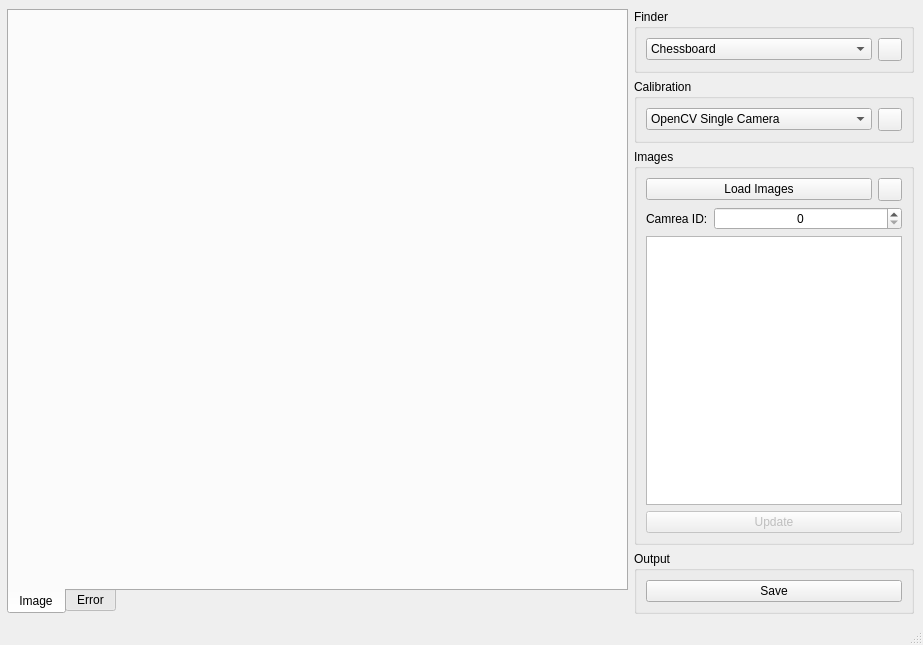
xalpha/iris, file app/ui/IrisCC.ui: the form before one commit.
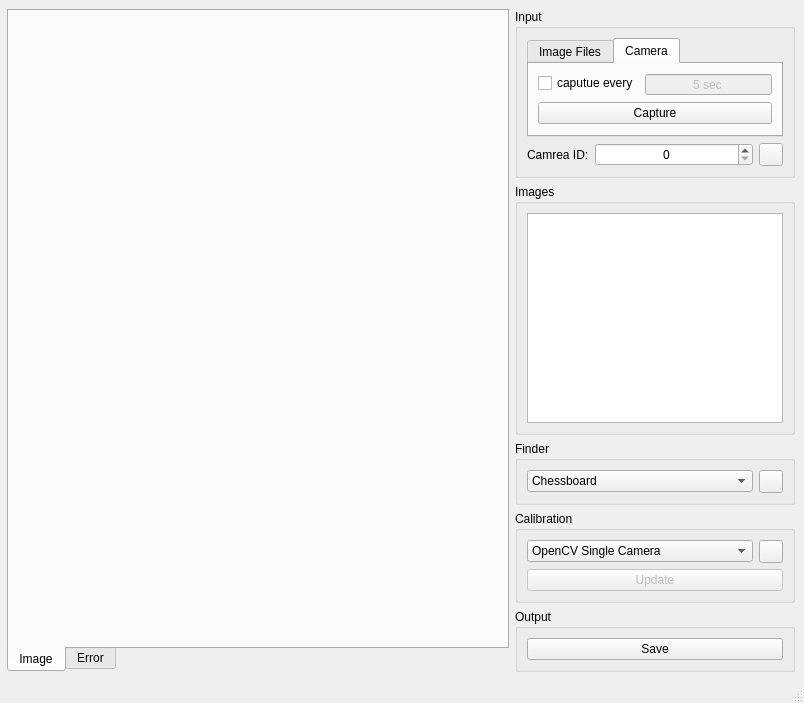
The form after the commit. The open tabs and pages were chosen to show the change. Icons and pictures are not drawn. Custom widgets are drawn as their Qt base class.

Commit message: initial work to have IrisCC capture images directly from connected camera

Diff of the .ui file:
```diff
--- a/app/ui/IrisCC.ui
+++ b/app/ui/IrisCC.ui
@@ -6,8 +6,8 @@
    <rect>
     <x>0</x>
     <y>0</y>
-    <width>923</width>
-    <height>645</height>
+    <width>804</width>
+    <height>703</height>
    </rect>
   </property>
   <property name="sizePolicy">
@@ -98,94 +98,115 @@
     <item>
      <layout class="QVBoxLayout" name="verticalLayout">
       <item>
-       <widget class="QGroupBox" name="groupBox">
+       <widget class="QGroupBox" name="groupBox_5">
         <property name="title">
-         <string>Finder</string>
+         <string>Input</string>
         </property>
-        <layout class="QHBoxLayout" name="horizontalLayout_11">
+        <layout class="QVBoxLayout" name="verticalLayout_3">
          <item>
-          <widget class="QComboBox" name="select_finder">
-           <item>
-            <property name="text">
-             <string>Chessboard</string>
-            </property>
-           </item>
-          </widget>
-         </item>
-         <item>
-          <widget class="QToolButton" name="configure_finder">
-           <property name="enabled">
-            <bool>true</bool>
+          <widget class="QTabWidget" name="input">
+           <property name="sizePolicy">
+            <sizepolicy hsizetype="Minimum" vsizetype="Minimum">
+             <horstretch>0</horstretch>
+             <verstretch>0</verstretch>
+            </sizepolicy>
            </property>
-           <property name="text">
-            <string/>
+           <property name="currentIndex">
+            <number>0</number>
            </property>
-           <property name="icon">
-            <iconset resource="../res/IrisCC.qrc">
-             <normaloff>:/icon/applications-system.svg</normaloff>:/icon/applications-system.svg</iconset>
-           </property>
+           <widget class="QWidget" name="tab">
+            <attribute name="title">
+             <string>Image Files</string>
+            </attribute>
+            <layout class="QVBoxLayout" name="verticalLayout_4">
+             <item>
+              <widget class="QPushButton" name="load">
+               <property name="sizePolicy">
+                <sizepolicy hsizetype="Preferred" vsizetype="Fixed">
+                 <horstretch>0</horstretch>
+                 <verstretch>0</verstretch>
+                </sizepolicy>
+               </property>
+               <property name="text">
+                <string>Load Images</string>
+               </property>
+              </widget>
+             </item>
+            </layout>
+           </widget>
+           <widget class="QWidget" name="tab_2">
+            <attribute name="title">
+             <string>Camera</string>
+            </attribute>
+            <layout class="QFormLayout" name="formLayout_2">
+             <property name="fieldGrowthPolicy">
+              <enum>QFormLayout::AllNonFixedFieldsGrow</enum>
+             </property>
+             <item row="0" column="0">
+              <widget class="QCheckBox" name="autocapture">
+               <property name="text">
+                <string>caputue every</string>
+               </property>
+              </widget>
+             </item>
+             <item row="0" column="1">
+              <widget class="QSpinBox" name="autocapture_delay">
+               <property name="enabled">
+                <bool>false</bool>
+               </property>
+               <property name="alignment">
+                <set>Qt::AlignCenter</set>
+               </property>
+               <property name="buttonSymbols">
+                <enum>QAbstractSpinBox::NoButtons</enum>
+               </property>
+               <property name="suffix">
+                <string> sec</string>
+               </property>
+               <property name="minimum">
+                <number>1</number>
+               </property>
+               <property name="maximum">
+                <number>30</number>
+               </property>
+               <property name="value">
+                <number>5</number>
+               </property>
+              </widget>
+             </item>
+             <item row="1" column="0" colspan="2">
+              <widget class="QPushButton" name="capture">
+               <property name="text">
+                <string>Capture</string>
+               </property>
+              </widget>
+             </item>
+            </layout>
+           </widget>
           </widget>
          </item>
-        </layout>
-       </widget>
-      </item>
-      <item>
-       <widget class="QGroupBox" name="groupBox_2">
-        <property name="title">
-         <string>Calibration</string>
-        </property>
-        <layout class="QHBoxLayout" name="horizontalLayout_10">
-         <item>
-          <widget class="QComboBox" name="select_calibration">
-           <item>
-            <property name="text">
-             <string>OpenCV Single Camera</string>
-            </property>
-           </item>
-           <item>
-            <property name="text">
-             <string>OpenCV Stereo</string>
-            </property>
-           </item>
-          </widget>
-         </item>
-         <item>
-          <widget class="QToolButton" name="configure_calibration">
-           <property name="enabled">
-            <bool>true</bool>
-           </property>
-           <property name="text">
-            <string/>
-           </property>
-           <property name="icon">
-            <iconset resource="../res/IrisCC.qrc">
-             <normaloff>:/icon/applications-system.svg</normaloff>:/icon/applications-system.svg</iconset>
-           </property>
-          </widget>
-         </item>
-        </layout>
-       </widget>
-      </item>
-      <item>
-       <widget class="QGroupBox" name="groupBox_3">
-        <property name="title">
-         <string>Images</string>
-        </property>
-        <layout class="QVBoxLayout" name="verticalLayout_2">
          <item>
           <layout class="QHBoxLayout" name="horizontalLayout">
            <item>
-            <widget class="QPushButton" name="load">
-             <property name="sizePolicy">
-              <sizepolicy hsizetype="Preferred" vsizetype="Fixed">
-               <horstretch>0</horstretch>
-               <verstretch>0</verstretch>
-              </sizepolicy>
-             </property>
-             <property name="text">
-              <string>Load Images</string>
-             </property>
-            </widget>
+            <layout class="QFormLayout" name="formLayout">
+             <item row="0" column="0">
+              <widget class="QLabel" name="label">
+               <property name="text">
+                <string>Camrea ID:</string>
+               </property>
+              </widget>
+             </item>
+             <item row="0" column="1">
+              <widget class="QSpinBox" name="cameraID">
+               <property name="alignment">
+                <set>Qt::AlignCenter</set>
+               </property>
+               <property name="maximum">
+                <number>999999999</number>
+               </property>
+              </widget>
+             </item>
+            </layout>
            </item>
            <item>
             <widget class="QToolButton" name="clear">
@@ -206,27 +227,15 @@
            </item>
           </layout>
          </item>
-         <item>
-          <layout class="QFormLayout" name="formLayout">
-           <item row="0" column="0">
-            <widget class="QLabel" name="label">
-             <property name="text">
-              <string>Camrea ID:</string>
-             </property>
-            </widget>
-           </item>
-           <item row="0" column="1">
-            <widget class="QSpinBox" name="cameraID">
-             <property name="alignment">
-              <set>Qt::AlignCenter</set>
-             </property>
-             <property name="maximum">
-              <number>999999999</number>
-             </property>
-            </widget>
-           </item>
-          </layout>
-         </item>
+        </layout>
+       </widget>
+      </item>
+      <item>
+       <widget class="QGroupBox" name="groupBox_3">
+        <property name="title">
+         <string>Images</string>
+        </property>
+        <layout class="QVBoxLayout" name="verticalLayout_2">
          <item>
           <widget class="QListWidget" name="image_list_detected">
            <property name="sizePolicy">
@@ -237,6 +246,79 @@
            </property>
           </widget>
          </item>
+        </layout>
+       </widget>
+      </item>
+      <item>
+       <widget class="QGroupBox" name="groupBox">
+        <property name="title">
+         <string>Finder</string>
+        </property>
+        <layout class="QHBoxLayout" name="horizontalLayout_11">
+         <item>
+          <widget class="QComboBox" name="select_finder">
+           <item>
+            <property name="text">
+             <string>Chessboard</string>
+            </property>
+           </item>
+          </widget>
+         </item>
+         <item>
+          <widget class="QToolButton" name="configure_finder">
+           <property name="enabled">
+            <bool>true</bool>
+           </property>
+           <property name="text">
+            <string/>
+           </property>
+           <property name="icon">
+            <iconset resource="../res/IrisCC.qrc">
+             <normaloff>:/icon/applications-system.svg</normaloff>:/icon/applications-system.svg</iconset>
+           </property>
+          </widget>
+         </item>
+        </layout>
+       </widget>
+      </item>
+      <item>
+       <widget class="QGroupBox" name="groupBox_2">
+        <property name="title">
+         <string>Calibration</string>
+        </property>
+        <layout class="QVBoxLayout" name="verticalLayout_5">
+         <item>
+          <layout class="QHBoxLayout" name="horizontalLayout_4">
+           <item>
+            <widget class="QComboBox" name="select_calibration">
+             <item>
+              <property name="text">
+               <string>OpenCV Single Camera</string>
+              </property>
+             </item>
+             <item>
+              <property name="text">
+               <string>OpenCV Stereo</string>
+              </property>
+             </item>
+            </widget>
+           </item>
+           <item>
+            <widget class="QToolButton" name="configure_calibration">
+             <property name="enabled">
+              <bool>true</bool>
+             </property>
+             <property name="text">
+              <string/>
+             </property>
+             <property name="icon">
+              <iconset resource="../res/IrisCC.qrc">
+               <normaloff>:/icon/applications-system.svg</normaloff>:/icon/applications-system.svg</iconset>
+             </property>
+            </widget>
+           </item>
+          </layout>
+         </item>
          <item>
           <widget class="QPushButton" name="update">
            <property name="enabled">
```
Left out of the diff: 35 changed lines with no effect on the pictures. The commit also changes 4 other files.
